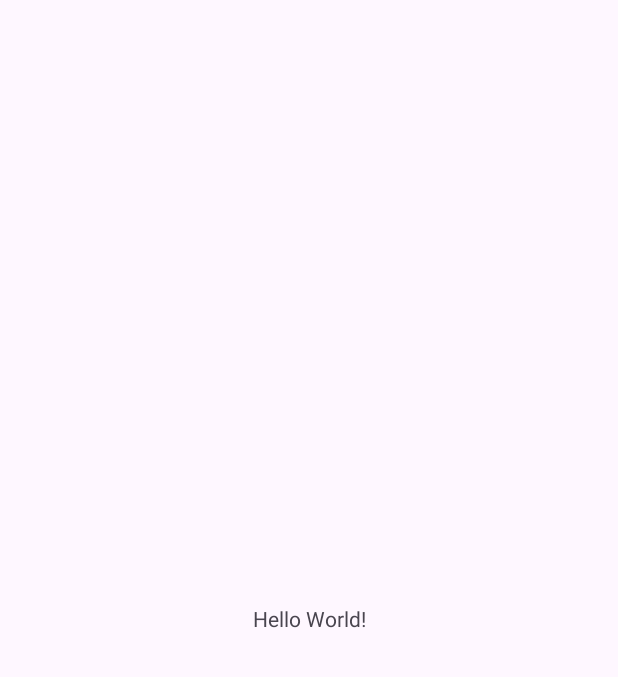
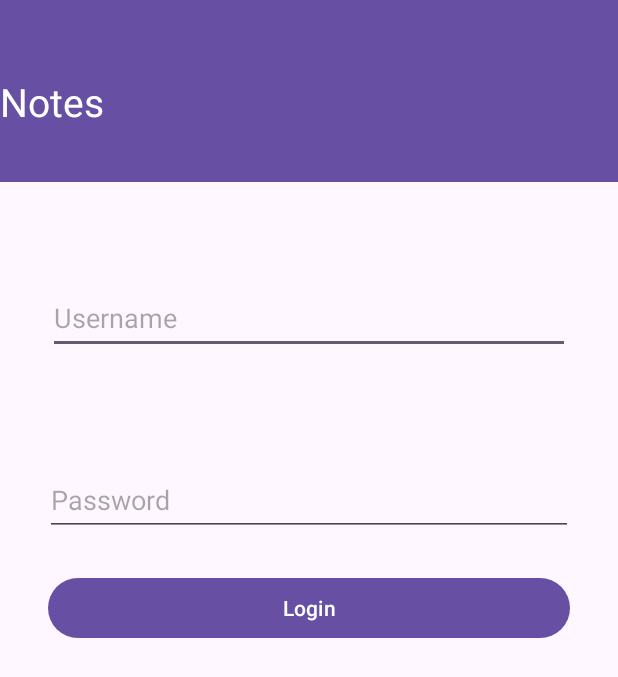
Before and after one commit to oosinloye/cs407-lab5-oosinloye, an Android app: the screen it shows after launch (MainActivity), on a phone screen of 412 x 824 dp. Before the commit the part shown is almost empty. Shown: the top 677 px of the screen. Run offline under Robolectric (Android 15) with nearby library versions, the phone set to English and light mode, and no system bars.

```diff
--- a/app/build.gradle.kts
+++ b/app/build.gradle.kts
@@ -4,12 +4,12 @@ plugins {
 
 android {
     namespace = "com.cs407.lab05_milestone1"
-    compileSdk = 33
+    compileSdk = 34
 
     defaultConfig {
         applicationId = "com.cs407.lab05_milestone1"
         minSdk = 26
-        targetSdk = 33
+        targetSdk = 34
         versionCode = 1
         versionName = "1.0"
 
--- a/app/src/main/AndroidManifest.xml
+++ b/app/src/main/AndroidManifest.xml
@@ -13,6 +13,12 @@
         android:theme="@style/Theme.Lab05_milestone1"
         tools:targetApi="31">
         <activity
+            android:name=".noteWriting"
+            android:exported="false" />
+        <activity
+            android:name=".NotesActivity"
+            android:exported="false" />
+        <activity
             android:name=".MainActivity"
             android:exported="true">
             <intent-filter>
--- a/app/src/main/java/com/cs407/lab05_milestone1/MainActivity.java
+++ b/app/src/main/java/com/cs407/lab05_milestone1/MainActivity.java
@@ -1,14 +1,59 @@
 package com.cs407.lab05_milestone1;
 
+
 import androidx.appcompat.app.AppCompatActivity;
+import android.os.Bundle;
+import android.view.View;
+import android.widget.Button;
+import android.content.Intent;
+import android.content.SharedPreferences;
+import android.widget.EditText;
 
-import android.os.Bundle;
 
 public class MainActivity extends AppCompatActivity {
+
 
     @Override
     protected void onCreate(Bundle savedInstanceState) {
         super.onCreate(savedInstanceState);
-        setContentView(R.layout.activity_main);
+        String username = "username";
+        //setContentView(R.layout.activity_main);
+
+
+        SharedPreferences sharedPreferences =
+                getSharedPreferences("com.cs407.lab05_milestone1", MODE_PRIVATE);
+
+
+        if (sharedPreferences.getString("username", "")!= "") {
+            // Redirect to the notes page
+            Intent intent = new Intent(this, NotesActivity.class);
+            startActivity(intent);
+            finish();
+            return; // Stop further execution since we're finishing this activity
+        } else {
+            setContentView(R.layout.activity_main);
+        }
+
+
+        Button loginButton = findViewById(R.id.loginButton);
+        loginButton.setOnClickListener(new View.OnClickListener() {
+            @Override
+            public void onClick(View view) {
+                // 1. Get the username from the EditText component and assign it a variable
+                EditText usernameEditText = findViewById(R.id.usernameEditText);
+                String enteredUsername = usernameEditText.getText().toString().trim();
+
+
+                // 2. Adding the entered username to SharedPreferences
+                SharedPreferences sharedPreferences = getSharedPreferences("com.cs407.lab05_milestone1", MODE_PRIVATE);
+                sharedPreferences.edit().putString("username", enteredUsername).apply();
+
+
+                // 3. Start the NotesActivity (i.e., the second activity)
+                Intent intent = new Intent(MainActivity.this, NotesActivity.class);
+                intent.putExtra("username", enteredUsername);
+                startActivity(intent);
+            }
+        });
     }
 }
--- a/app/src/main/res/layout/activity_main.xml
+++ b/app/src/main/res/layout/activity_main.xml
@@ -6,13 +6,75 @@
     android:layout_height="match_parent"
     tools:context=".MainActivity">
 
-    <TextView
-        android:layout_width="wrap_content"
-        android:layout_height="wrap_content"
-        android:text="Hello World!"
+    <androidx.appcompat.widget.Toolbar
+        android:id="@+id/notesToolbar"
+        android:layout_width="0dp"
+        android:layout_height="0dp"
+        android:layout_marginBottom="188dp"
+        android:background="?attr/colorPrimary"
+        app:layout_constraintBottom_toTopOf="@+id/passwordEditText"
+        app:layout_constraintEnd_toEndOf="parent"
+        app:layout_constraintStart_toStartOf="parent"
+        app:layout_constraintTop_toTopOf="parent">
+
+
+    </androidx.appcompat.widget.Toolbar>
+
+
+    <!-- Login Button -->
+    <EditText
+        android:id="@+id/usernameEditText"
+        android:layout_width="0dp"
+        android:layout_height="48dp"
+        android:layout_marginStart="32dp"
+        android:layout_marginTop="188dp"
+        android:layout_marginEnd="32dp"
+        android:hint="Username"
+        app:layout_constraintEnd_toEndOf="parent"
+        app:layout_constraintHorizontal_bias="0.0"
+        app:layout_constraintStart_toStartOf="parent"
+        app:layout_constraintTop_toTopOf="parent" />
+
+    <EditText
+        android:id="@+id/passwordEditText"
+        android:layout_width="0dp"
+        android:layout_height="48dp"
+        android:layout_marginStart="30dp"
+        android:layout_marginEnd="30dp"
+        android:layout_marginBottom="438dp"
+        android:hint="Password"
+        android:inputType="textPassword"
         app:layout_constraintBottom_toBottomOf="parent"
         app:layout_constraintEnd_toEndOf="parent"
         app:layout_constraintStart_toStartOf="parent"
-        app:layout_constraintTop_toTopOf="parent" />
+        app:layout_constraintTop_toBottomOf="@+id/textView" />
+
+    <Button
+        android:id="@+id/loginButton"
+        android:layout_width="0dp"
+        android:layout_height="wrap_content"
+        android:layout_marginStart="32dp"
+        android:layout_marginTop="24dp"
+        android:layout_marginEnd="32dp"
+        android:text="Login"
+        app:layout_constraintEnd_toEndOf="parent"
+        app:layout_constraintHorizontal_bias="0.0"
+        app:layout_constraintStart_toStartOf="parent"
+        app:layout_constraintTop_toBottomOf="@id/passwordEditText" />
+
+    <TextView
+        android:id="@+id/textView"
+        android:layout_width="wrap_content"
+        android:layout_height="wrap_content"
+        android:layout_marginTop="21dp"
+        android:layout_marginBottom="196dp"
+        android:text="Notes"
+        android:textColor="@color/white"
+        android:textSize="26sp"
+        app:layout_constraintBottom_toTopOf="@+id/passwordEditText"
+        app:layout_constraintTop_toTopOf="parent"
+        tools:layout_editor_absoluteX="9dp"
+        tools:ignore="MissingConstraints" />
+
 
 </androidx.constraintlayout.widget.ConstraintLayout>
```
Also changed, not shown: app/src/main/java/com/cs407/lab05_milestone1/DBHelper.java (added, +71 -0 lines), app/src/main/java/com/cs407/lab05_milestone1/Notes.java (added, +36 -0 lines), app/src/main/java/com/cs407/lab05_milestone1/NotesActivity.java (added, +105 -0 lines), app/src/main/java/com/cs407/lab05_milestone1/noteWriting.java (added, +88 -0 lines), app/src/main/res/layout/activity_note_writing.xml (added, +39 -0 lines), app/src/main/res/layout/activity_notes.xml (added, +56 -0 lines), app/src/main/res/menu/notes_menu.xml (added, +9 -0 lines).
